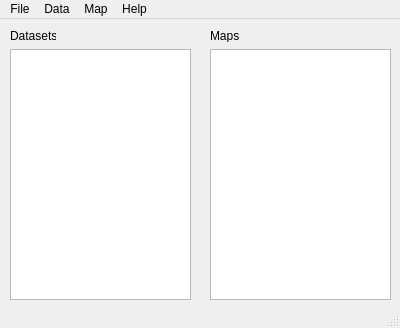
Old version of the form mainwindow.ui in the repository VespucciProject/Vespucci.
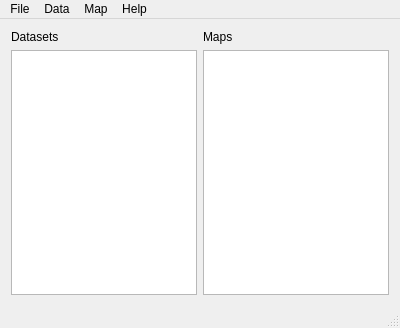
New version of the form. Icons and pictures are not drawn.

The edit to the form file:
```diff
--- a/mainwindow.ui
+++ b/mainwindow.ui
@@ -24,55 +24,32 @@
     <normaloff>vespuccilogo.svg</normaloff>vespuccilogo.svg</iconset>
   </property>
   <widget class="QWidget" name="centralWidget">
-   <widget class="QListWidget" name="datasetsListWidget">
-    <property name="geometry">
-     <rect>
-      <x>10</x>
-      <y>30</y>
-      <width>181</width>
-      <height>251</height>
-     </rect>
-    </property>
-   </widget>
+   <layout class="QGridLayout" name="gridLayout">
+    <item row="1" column="1">
+     <widget class="QListWidget" name="datasetsListWidget"/>
+    </item>
+    <item row="1" column="3">
    <widget class="QListWidget" name="mapsListWidget">
-    <property name="geometry">
-     <rect>
-      <x>210</x>
-      <y>30</y>
-      <width>181</width>
-      <height>251</height>
-     </rect>
-    </property>
     <property name="sizeAdjustPolicy">
      <enum>QAbstractScrollArea::AdjustIgnored</enum>
     </property>
    </widget>
+    </item>
+    <item row="0" column="1">
    <widget class="QLabel" name="label">
-    <property name="geometry">
-     <rect>
-      <x>10</x>
-      <y>10</y>
-      <width>46</width>
-      <height>13</height>
-     </rect>
-    </property>
     <property name="text">
      <string>Datasets</string>
     </property>
    </widget>
+    </item>
+    <item row="0" column="3">
    <widget class="QLabel" name="label_2">
-    <property name="geometry">
-     <rect>
-      <x>210</x>
-      <y>10</y>
-      <width>46</width>
-      <height>13</height>
-     </rect>
-    </property>
     <property name="text">
      <string>Maps</string>
     </property>
    </widget>
+    </item>
+   </layout>
   </widget>
   <widget class="QMenuBar" name="menuBar">
    <property name="geometry">
```
Left out of the diff: 6 changed lines with no effect on the pictures. Lines whose indentation alone changed are shown as unchanged.
